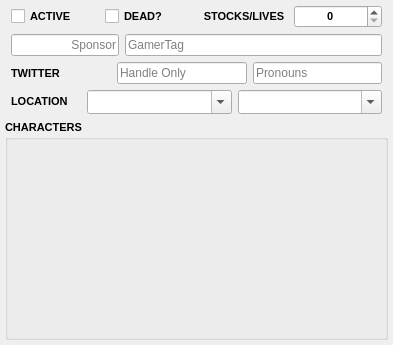
Old version of the form src/layout/TSHTeamPlayer.ui in the repository joaorb64/TournamentStreamHelper.
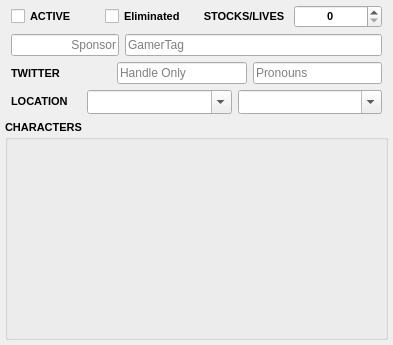
New version of the form.

Commit message: Address Team Color Spinbox not showing properly on new scoreboard creation (#966)

```diff
--- a/src/layout/TSHTeamPlayer.ui
+++ b/src/layout/TSHTeamPlayer.ui
@@ -257,7 +257,7 @@
         </font>
        </property>
        <property name="text">
-        <string>DEAD?</string>
+        <string>Eliminated</string>
        </property>
       </widget>
      </item>
```
The commit also changes 1 other file.
